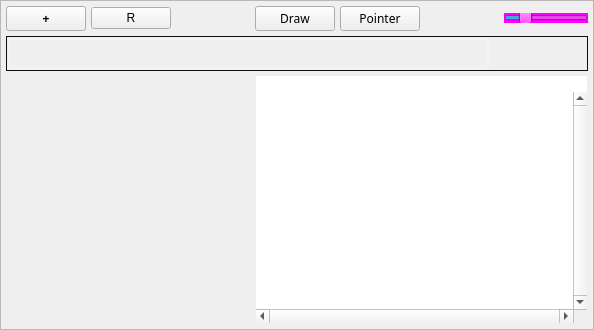
This is src/arrangewidget.ui in tom-23/Horizon as Qt 5 draws it before an edit. The edited form follows.
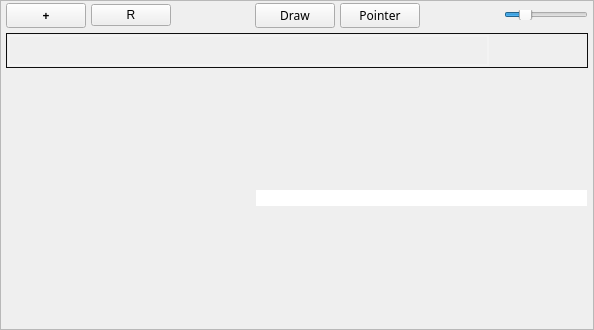
This is the edited form. Icons and pictures are not drawn.

Patch:
```diff
--- a/src/arrangewidget.ui
+++ b/src/arrangewidget.ui
@@ -51,7 +51,7 @@
        <number>5</number>
       </property>
       <property name="topMargin">
-       <number>5</number>
+       <number>2</number>
       </property>
       <property name="rightMargin">
        <number>5</number>
@@ -169,10 +169,7 @@
            </size>
           </property>
           <property name="styleSheet">
-           <string notr="true">QSlider {
-	background-color: rgb(255, 0, 255);
-	margin-top: 0px;
-}</string>
+           <string notr="true"/>
           </property>
           <property name="minimum">
            <number>50</number>
@@ -192,6 +189,9 @@
       </item>
       <item>
        <widget class="QScrollBar" name="overview">
+        <property name="enabled">
+         <bool>true</bool>
+        </property>
         <property name="minimumSize">
          <size>
           <width>0</width>
@@ -377,7 +377,7 @@
                  <x>0</x>
                  <y>0</y>
                  <width>250</width>
-                 <height>232</height>
+                 <height>235</height>
                 </rect>
                </property>
                <property name="sizePolicy">
@@ -487,45 +487,6 @@
               </property>
              </widget>
             </item>
-            <item>
-             <widget class="QGraphicsView" name="trackRegions">
-              <property name="cursor" stdset="0">
-               <cursorShape>ArrowCursor</cursorShape>
-              </property>
-              <property name="styleSheet">
-               <string notr="true"/>
-              </property>
-              <property name="frameShape">
-               <enum>QFrame::NoFrame</enum>
-              </property>
-              <property name="frameShadow">
-               <enum>QFrame::Plain</enum>
-              </property>
-              <property name="lineWidth">
-               <number>0</number>
-              </property>
-              <property name="verticalScrollBarPolicy">
-               <enum>Qt::ScrollBarAlwaysOn</enum>
-              </property>
-              <property name="horizontalScrollBarPolicy">
-               <enum>Qt::ScrollBarAlwaysOn</enum>
-              </property>
-              <property name="sizeAdjustPolicy">
-               <enum>QAbstractScrollArea::AdjustToContents</enum>
-              </property>
-              <property name="sceneRect">
-               <rectf>
-                <x>0.000000000000000</x>
-                <y>0.000000000000000</y>
-                <width>0.000000000000000</width>
-                <height>0.000000000000000</height>
-               </rectf>
-              </property>
-              <property name="alignment">
-               <set>Qt::AlignLeading|Qt::AlignLeft|Qt::AlignTop</set>
-              </property>
-             </widget>
-            </item>
            </layout>
           </widget>
          </item>
```
Left out of the diff: 8 changed lines with no effect on the pictures.
